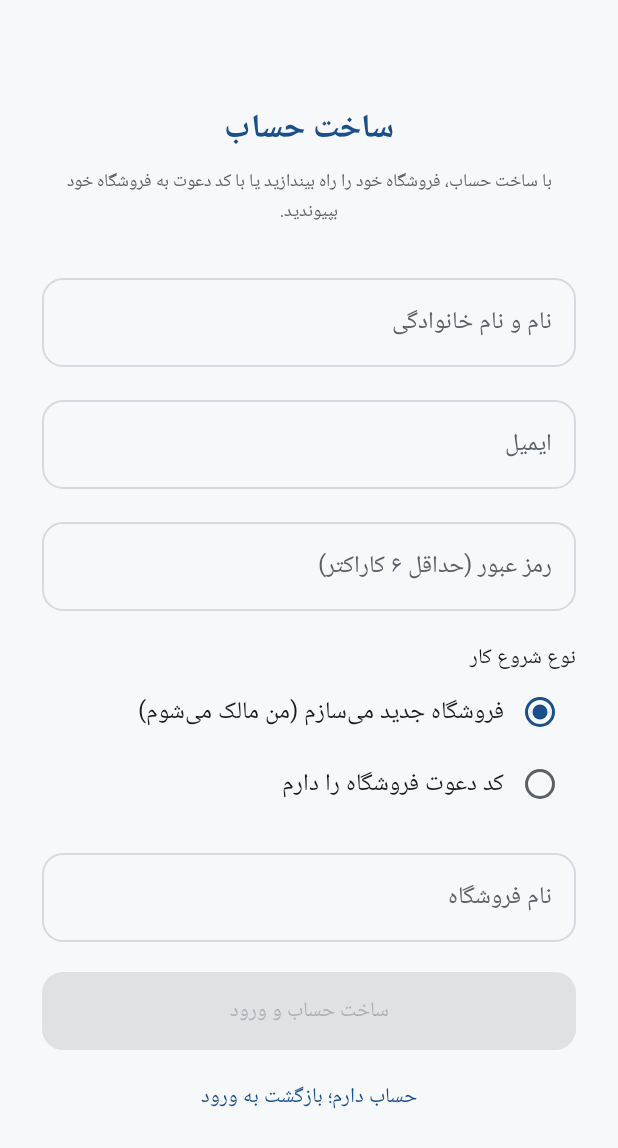
After one commit to Alvandcode/pakdel-stationery, an Android app built with Jetpack Compose: the composable OnboardingScreen shown on its own in the app's theme, on a phone screen of 412 x 824 dp. The commit adds this screen. Shown: the top 1148 px of the screen. Run offline under Robolectric (Android 15) with nearby library versions, the phone set to English and light mode, and no system bars; our stand-ins replace Dagger/Hilt's generated code; Roboto replaces fonts that are not available here.

Commit message:
feat(onboarding): self-signup, create store, invite-code join; v1.1.0

```diff
--- a/android/app-manager/build.gradle.kts
+++ b/android/app-manager/build.gradle.kts
@@ -32,8 +32,8 @@ android {
         applicationId = "com.pakdel.manager"
         minSdk = 26
         targetSdk = 35
-        versionCode = 2
-        versionName = "1.0.1"
+        versionCode = 3
+        versionName = "1.1.0"
 
         buildConfigField("String", "SUPABASE_URL", "\"${localSecret("SUPABASE_URL")}\"")
         buildConfigField("String", "SUPABASE_ANON_KEY", "\"${localSecret("SUPABASE_ANON_KEY")}\"")
--- /dev/null
+++ b/android/app-manager/src/main/kotlin/com/pakdel/manager/ui/auth/OnboardingScreen.kt
@@ -0,0 +1,200 @@
+package com.pakdel.manager.ui.auth
+
+import androidx.compose.foundation.layout.Arrangement
+import androidx.compose.foundation.layout.Column
+import androidx.compose.foundation.layout.Row
+import androidx.compose.foundation.layout.Spacer
+import androidx.compose.foundation.layout.fillMaxSize
+import androidx.compose.foundation.layout.fillMaxWidth
+import androidx.compose.foundation.layout.height
+import androidx.compose.foundation.layout.padding
+import androidx.compose.foundation.rememberScrollState
+import androidx.compose.foundation.selection.selectable
+import androidx.compose.foundation.verticalScroll
+import androidx.compose.material3.MaterialTheme
+import androidx.compose.material3.RadioButton
+import androidx.compose.material3.Surface
+import androidx.compose.material3.Text
+import androidx.compose.material3.TextButton
+import androidx.compose.runtime.Composable
+import androidx.compose.runtime.getValue
+import androidx.compose.runtime.mutableStateOf
+import androidx.compose.runtime.rememberCoroutineScope
+import androidx.compose.runtime.saveable.rememberSaveable
+import androidx.compose.runtime.setValue
+import androidx.compose.ui.Alignment
+import androidx.compose.ui.Modifier
+import androidx.compose.ui.text.input.KeyboardType
+import androidx.compose.ui.text.input.PasswordVisualTransformation
+import androidx.compose.ui.text.style.TextAlign
+import androidx.compose.ui.unit.dp
+import androidx.hilt.navigation.compose.hiltViewModel
+import com.pakdel.core.designsystem.component.PakdelButton
+import com.pakdel.core.designsystem.component.PakdelTextField
+import com.pakdel.core.designsystem.theme.PakdelBlue
+import kotlinx.coroutines.launch
+
+private const val MODE_CREATE = "create"
+private const val MODE_JOIN = "join"
+
+@Composable
+fun OnboardingScreen(
+    onBack: () -> Unit,
+    viewModel: OnboardingViewModel = hiltViewModel(),
+) {
+    var fullName by rememberSaveable { mutableStateOf("") }
+    var email by rememberSaveable { mutableStateOf("") }
+    var password by rememberSaveable { mutableStateOf("") }
+    var storeName by rememberSaveable { mutableStateOf("") }
+    var inviteCode by rememberSaveable { mutableStateOf("") }
+    var mode by rememberSaveable { mutableStateOf(MODE_CREATE) }
+    var loading by rememberSaveable { mutableStateOf(false) }
+    var error by rememberSaveable { mutableStateOf<String?>(null) }
+    val scope = rememberCoroutineScope()
+
+    Surface(Modifier.fillMaxSize(), color = MaterialTheme.colorScheme.background) {
+        Column(
+            modifier = Modifier
+                .fillMaxSize()
+                .verticalScroll(rememberScrollState())
+                .padding(horizontal = 28.dp, vertical = 32.dp),
+            horizontalAlignment = Alignment.CenterHorizontally,
+            verticalArrangement = Arrangement.Center,
+        ) {
+            Text(
+                "ساخت حساب",
+                style = MaterialTheme.typography.headlineMedium,
+                color = PakdelBlue,
+            )
+            Spacer(Modifier.height(6.dp))
+            Text(
+                "با ساخت حساب، فروشگاه خود را راه بیندازید یا با کد دعوت به فروشگاه خود بپیوندید.",
+                style = MaterialTheme.typography.bodySmall,
+                color = MaterialTheme.colorScheme.onSurfaceVariant,
+                textAlign = TextAlign.Center,
+            )
+            Spacer(Modifier.height(24.dp))
+
+            PakdelTextField(
+                value = fullName,
+                onValueChange = { fullName = it; error = null },
+                label = "نام و نام خانوادگی",
+                enabled = !loading,
+            )
+            Spacer(Modifier.height(12.dp))
+            PakdelTextField(
+                value = email,
+                onValueChange = { email = it; error = null },
+                label = "ایمیل",
+                placeholder = "name@example.com",
+                keyboardType = KeyboardType.Email,
+                enabled = !loading,
+            )
+            Spacer(Modifier.height(12.dp))
+            PakdelTextField(
+                value = password,
+                onValueChange = { password = it; error = null },
+                label = "رمز عبور (حداقل ۶ کاراکتر)",
+                visualTransformation = PasswordVisualTransformation(),
+                keyboardType = KeyboardType.Password,
+                enabled = !loading,
+            )
+
+            Spacer(Modifier.height(20.dp))
+            Text(
+                "نوع شروع کار",
+                style = MaterialTheme.typography.labelLarge,
+                modifier = Modifier.fillMaxWidth(),
+            )
+            Row(
+                Modifier
+                    .fillMaxWidth()
+                    .selectable(selected = mode == MODE_CREATE, enabled = !loading) {
+                        mode = MODE_CREATE; error = null
+                    },
+                verticalAlignment = Alignment.CenterVertically,
+            ) {
+                RadioButton(
+                    selected = mode == MODE_CREATE,
+                    onClick = { mode = MODE_CREATE; error = null },
+                    enabled = !loading,
+                )
+                Text("فروشگاه جدید می‌سازم (من مالک می‌شوم)")
+            }
+            Row(
+                Modifier
+                    .fillMaxWidth()
+                    .selectable(selected = mode == MODE_JOIN, enabled = !loading) {
+                        mode = MODE_JOIN; error = null
+                    },
+                verticalAlignment = Alignment.CenterVertically,
+            ) {
+                RadioButton(
+                    selected = mode == MODE_JOIN,
+                    onClick = { mode = MODE_JOIN; error = null },
+                    enabled = !loading,
+                )
+                Text("کد دعوت فروشگاه را دارم")
+            }
+
+            Spacer(Modifier.height(12.dp))
+            if (mode == MODE_CREATE) {
+                PakdelTextField(
+                    value = storeName,
+                    onValueChange = { storeName = it; error = null },
+                    label = "نام فروشگاه",
+                    placeholder = "مثلاً پاکدل",
+                    enabled = !loading,
+                )
+            } else {
+                PakdelTextField(
+                    value = inviteCode,
+                    onValueChange = { inviteCode = it.uppercase(); error = null },
+                    label = "کد دعوت (۸ کاراکتر)",
+                    placeholder = "ABCD2345",
+                    enabled = !loading,
+                )
+            }
+
+            if (error != null) {
+                Spacer(Modifier.height(12.dp))
+                Text(
+                    error.orEmpty(),
+                    color = MaterialTheme.colorScheme.error,
+                    style = MaterialTheme.typography.bodySmall,
+                    textAlign = TextAlign.Center,
+                    modifier = Modifier.fillMaxWidth(),
+                )
+            }
+
+            Spacer(Modifier.height(20.dp))
+            val canSubmit = email.isNotBlank() && password.length >= 6 &&
+                if (mode == MODE_CREATE) storeName.isNotBlank() else inviteCode.isNotBlank()
+
+            PakdelButton(
+                text = "ساخت حساب و ورود",
+                onClick = {
+                    scope.launch {
+                        loading = true
+                        error = viewModel.submit(
+                            fullName = fullName,
+                            email = email,
+                            password = password,
+                            inviteCode = if (mode == MODE_JOIN) inviteCode else "",
+                            storeName = if (mode == MODE_CREATE) storeName else "",
+                        )
+                        loading = false
+                    }
+                },
+                loading = loading,
+                enabled = canSubmit,
+                modifier = Modifier.fillMaxWidth(),
+            )
+
+            Spacer(Modifier.height(8.dp))
+            TextButton(onClick = onBack, enabled = !loading) {
+                Text("حساب دارم؛ بازگشت به ورود")
+            }
+        }
+    }
+}
--- /dev/null
+++ b/android/app-manager/src/main/kotlin/com/pakdel/manager/ui/auth/OnboardingViewModel.kt
@@ -0,0 +1,37 @@
+package com.pakdel.manager.ui.auth
+
+import androidx.lifecycle.ViewModel
+import com.pakdel.core.common.result.AppResult
+import com.pakdel.core.data.repository.AuthRepository
+import dagger.hilt.android.lifecycle.HiltViewModel
+import javax.inject.Inject
+
+/**
+ * ثبت‌نام خودکار: کاربر یا فروشگاه جدید می‌سازد (مالک می‌شود)
+ * یا با کد دعوت به فروشگاه موجود می‌پیوندد.
+ */
+@HiltViewModel
+class OnboardingViewModel @Inject constructor(
+    private val authRepository: AuthRepository,
+) : ViewModel() {
+
+    /** @return پیام خطا یا null در صورت موفقیت (تغییر Session صفحه را عوض می‌کند). */
+    suspend fun submit(
+        fullName: String,
+        email: String,
+        password: String,
+        inviteCode: String,
+        storeName: String,
+    ): String? = when (
+        val result = authRepository.signUp(
+            email = email,
+            password = password,
+            fullName = fullName,
+            inviteCode = inviteCode.takeIf { it.isNotBlank() },
+            storeName = storeName.takeIf { it.isNotBlank() },
+        )
+    ) {
+        is AppResult.Success -> null
+        is AppResult.Failure -> result.error.message
+    }
+}
--- a/android/app-shop/build.gradle.kts
+++ b/android/app-shop/build.gradle.kts
@@ -31,8 +31,8 @@ android {
         applicationId = "com.pakdel.shop"
         minSdk = 26
         targetSdk = 35
-        versionCode = 2
-        versionName = "1.0.1"
+        versionCode = 3
+        versionName = "1.1.0"
 
         buildConfigField("String", "SUPABASE_URL", "\"${localSecret("SUPABASE_URL")}\"")
         buildConfigField("String", "SUPABASE_ANON_KEY", "\"${localSecret("SUPABASE_ANON_KEY")}\"")
```
Also changed, not shown: android/app-manager/src/main/kotlin/com/pakdel/manager/ui/auth/LoginScreen.kt (+15 -1 lines), android/app-manager/src/main/kotlin/com/pakdel/manager/ui/settings/SettingsScreen.kt (+46 -3 lines), android/app-manager/src/main/kotlin/com/pakdel/manager/ui/settings/SettingsViewModel.kt (+39 -1 lines), android/core/data/src/main/kotlin/com/pakdel/core/data/repository/AuthRepository.kt (+164 -53 lines), android/core/data/src/main/kotlin/com/pakdel/core/data/repository/StaffRepository.kt (+29 -4 lines), 4 other files.
